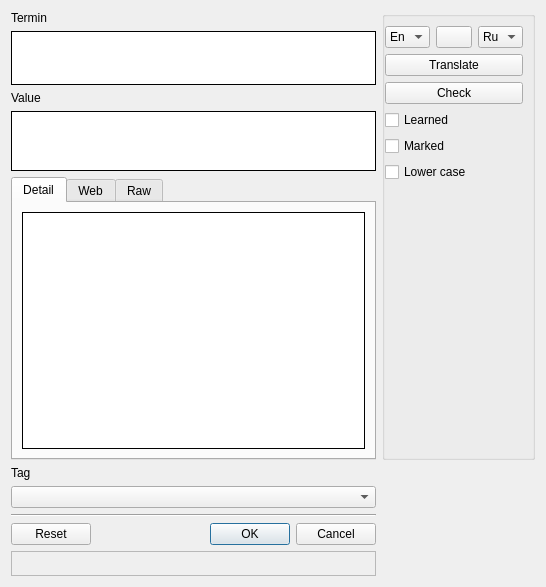
Qt form Forms/WordEditor.ui (skynowa/iTeacher) before a commit.
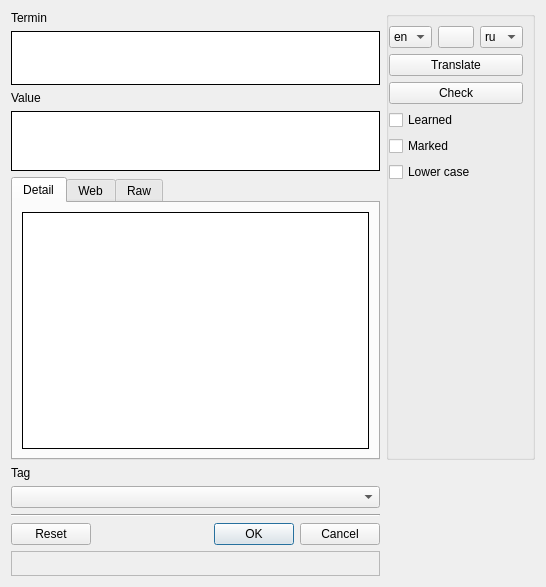
The same form after that commit. Icons and pictures are not drawn.

Commit message: WordEditor: update languages detecting

```diff
--- a/Forms/WordEditor.ui
+++ b/Forms/WordEditor.ui
@@ -45,7 +45,7 @@
           </property>
           <item>
            <property name="text">
-            <string>Ru</string>
+            <string>ru</string>
            </property>
            <property name="icon">
             <iconset>
@@ -55,7 +55,7 @@
           </item>
           <item>
            <property name="text">
-            <string>En</string>
+            <string>en</string>
            </property>
            <property name="icon">
             <iconset>
@@ -75,7 +75,7 @@
           </property>
           <item>
            <property name="text">
-            <string>En</string>
+            <string>en</string>
            </property>
            <property name="icon">
             <iconset>
@@ -85,7 +85,7 @@
           </item>
           <item>
            <property name="text">
-            <string>Ru</string>
+            <string>ru</string>
            </property>
            <property name="icon">
             <iconset>
```
The commit also changes 2 other files.
